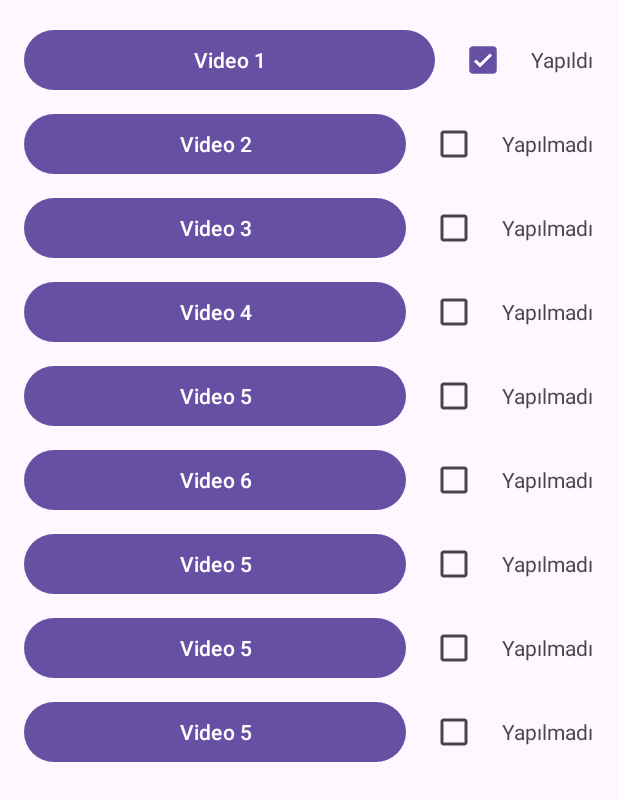
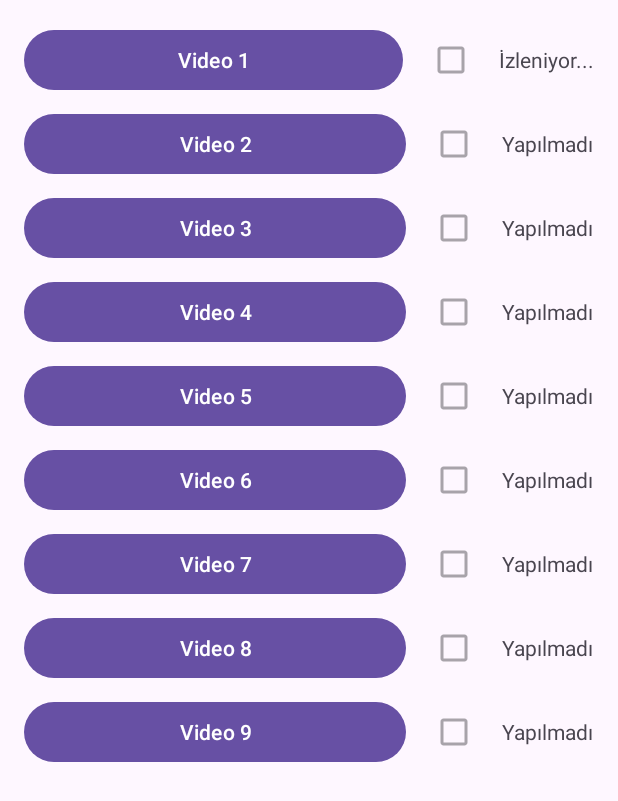
Before and after one commit to laraC003/Kotlin-Uygulama, an Android app: the BacakEgzersizFragment screen opened through its navigation route, after a tap on "Tam ekrandan çık", on a phone screen of 412 x 824 dp. Shown: the top 801 px of the screen. Run offline under Robolectric (Android 15) with nearby library versions, the phone set to English and light mode, and no system bars; our stand-ins replace Firebase (no records; nobody signed in at launch, a user with empty details on screens opened directly); 1 other tap on this screen came first.

Commit message:
Bacak egzersiz videolarının checkbox ile video entegresi tamamlandı.kullanıcıya özel ilerleme aktif edildi.

```diff
--- a/app/src/main/java/com/laracihan/fizyocep/vucutBolgeleri/BacakEgzersizFragment.kt
+++ b/app/src/main/java/com/laracihan/fizyocep/vucutBolgeleri/BacakEgzersizFragment.kt
@@ -3,34 +3,48 @@ package com.laracihan.fizyocep.vucutBolgeleri
 import com.laracihan.fizyocep.R
 import android.net.Uri
 import android.os.Bundle
-import android.widget.MediaController
-import android.widget.VideoView
+import android.os.Handler
+import android.os.Looper
+import android.widget.*
 import androidx.fragment.app.Fragment
 import android.view.LayoutInflater
 import android.view.View
 import android.view.ViewGroup
-import android.widget.Button
-import android.widget.CheckBox
-import android.widget.ImageButton
-import android.widget.ScrollView
-import android.widget.TextView
+import android.content.Context
+import android.content.SharedPreferences
+import com.google.firebase.auth.FirebaseAuth
 
 class BacakEgzersizFragment : Fragment() {
 
     private lateinit var videoView: VideoView
     private lateinit var exitButton: ImageButton
+    private lateinit var scrollView: ScrollView
     private lateinit var mediaController: MediaController
-    private lateinit var scrollView: ScrollView
+
+    private var currentCheckbox: CheckBox? = null
+    private var currentStatusText: TextView? = null
+    private val handler = Handler(Looper.getMainLooper())
+    private var stopRunnable: Runnable? = null
+    private var userId: String? = null
+    private lateinit var sharedPrefs: SharedPreferences
 
     override fun onCreateView(
         inflater: LayoutInflater, container: ViewGroup?,
         savedInstanceState: Bundle?
-    ): View? {
-        return inflater.inflate(R.layout.fragment_bacak_egzersiz, container, false)
-    }
+    ): View? = inflater.inflate(R.layout.fragment_bacak_egzersiz, container, false)
 
     override fun onViewCreated(view: View, savedInstanceState: Bundle?) {
         super.onViewCreated(view, savedInstanceState)
+
+        val firebaseUser = FirebaseAuth.getInstance().currentUser
+        userId = firebaseUser?.uid
+
+        if (userId == null) {
+            Toast.makeText(requireContext(), "Kullanıcı bilgisi alınamadı.", Toast.LENGTH_SHORT).show()
+            return
+        }
+
+        sharedPrefs = requireContext().getSharedPreferences("checkbox_prefs", Context.MODE_PRIVATE)
 
         videoView = view.findViewById(R.id.videoView)
         exitButton = view.findViewById(R.id.btnExitFullscreen)
@@ -40,69 +54,51 @@ class BacakEgzersizFragment : Fragment() {
         mediaController.setAnchorView(videoView)
         videoView.setMediaController(mediaController)
 
-        val buttonsWithVideos = listOf(
-            R.id.btnVideo1 to R.raw.bacak_egzersizi,
-            R.id.btnVideo2 to R.raw.bacak_egzersizi2,
-            R.id.btnVideo3 to R.raw.bacak_egzersizi3,
-            R.id.btnVideo4 to R.raw.bacak_egzersizi4,
-            R.id.btnVideo5 to R.raw.bacak_egzersizi5,
-            R.id.btnVideo6 to R.raw.bacak_egzersizi6,
-            R.id.btnVideo7 to R.raw.bacak_egzersizi7,
-            R.id.btnVideo8 to R.raw.bacak_egzersizi8,
-            R.id.btnVideo9 to R.raw.bacak_egzersizi9
+        // videoMappings: buttonId, Pair(videoResId, durationMs), Triple(checkboxId, statusTextId, index)
+        val videoMappings = listOf(
+            Triple(R.id.btnVideo1, Pair(R.raw.bacak_egzersizi, 30_000), Triple(R.id.checkbox1, R.id.statusText1, 1)),
+            Triple(R.id.btnVideo2, Pair(R.raw.bacak_egzersizi2, 30_000), Triple(R.id.checkbox2, R.id.statusText2, 2)),
+            Triple(R.id.btnVideo3, Pair(R.raw.bacak_egzersizi3, 30_000), Triple(R.id.checkbox3, R.id.statusText3, 3)),
+            Triple(R.id.btnVideo4, Pair(R.raw.bacak_egzersizi4, 30_000), Triple(R.id.checkbox4, R.id.statusText4, 4)),
+            Triple(R.id.btnVideo5, Pair(R.raw.bacak_egzersizi5, 30_000), Triple(R.id.checkbox5, R.id.statusText5, 5)),
+            Triple(R.id.btnVideo6, Pair(R.raw.bacak_egzersizi6, 30_000), Triple(R.id.checkbox6, R.id.statusText6, 6)),
+            Triple(R.id.btnVideo7, Pair(R.raw.bacak_egzersizi7, 30_000), Triple(R.id.checkbox7, R.id.statusText7, 7)),
+            Triple(R.id.btnVideo8, Pair(R.raw.bacak_egzersizi8, 20_000), Triple(R.id.checkbox8, R.id.statusText8, 8)),
+            Triple(R.id.btnVideo9, Pair(R.raw.bacak_egzersizi9, 20_000), Triple(R.id.checkbox9, R.id.statusText9, 9))
         )
 
-        for ((buttonId, videoRes) in buttonsWithVideos) {
-            view.findViewById<Button>(buttonId).setOnClickListener {
-                enterFullscreen()
-                playVideo(videoRes)
-            }
-        }
-        videoView = view.findViewById(R.id.videoView)
-        exitButton = view.findViewById(R.id.btnExitFullscreen)
-        scrollView = view.findViewById(R.id.scrollView)
+        for ((buttonId, videoData, viewData) in videoMappings) {
+            val button = view.findViewById<Button>(buttonId)
+            val (videoResId, durationMs) = videoData
+            val (checkboxId, statusTextId, index) = viewData
 
-        mediaController = MediaController(requireContext())
-        mediaController.setAnchorView(videoView)
-        videoView.setMediaController(mediaController)
+            val checkbox = view.findViewById<CheckBox>(checkboxId)
+            val statusText = view.findViewById<TextView>(statusTextId)
 
-        // Butonlar ve CheckBox'lar arasında ilişkiyi kurma
-        val videoMappings = listOf(
-            Triple(R.id.btnVideo1, R.raw.bacak_egzersizi, Pair(R.id.checkbox1, R.id.statusText1)),
-            Triple(R.id.btnVideo2, R.raw.bacak_egzersizi2, Pair(R.id.checkbox2, R.id.statusText2)),
-            Triple(R.id.btnVideo3, R.raw.bacak_egzersizi3, Pair(R.id.checkbox3, R.id.statusText3)),
-            Triple(R.id.btnVideo4, R.raw.bacak_egzersizi4, Pair(R.id.checkbox4, R.id.statusText4)),
-            Triple(R.id.btnVideo5, R.raw.bacak_egzersizi5, Pair(R.id.checkbox5, R.id.statusText5)),
-            Triple(R.id.btnVideo6, R.raw.bacak_egzersizi6, Pair(R.id.checkbox6, R.id.statusText6)),
-            Triple(R.id.btnVideo7, R.raw.bacak_egzersizi7, Pair(R.id.checkbox7, R.id.statusText7)),
-            Triple(R.id.btnVideo8, R.raw.bacak_egzersizi8, Pair(R.id.checkbox8, R.id.statusText8)),
-            Triple(R.id.btnVideo9, R.raw.bacak_egzersizi9, Pair(R.id.checkbox9, R.id.statusText9)),
+            val key = "${userId}_bacak_done_$index"
+            val isDone = sharedPrefs.getBoolean(key, false)
 
+            // Checkbox ve text durumunu SharedPreferences'den yükle
+            checkbox.isChecked = isDone
+            statusText.text = if (isDone) "Yapıldı" else "Yapılmadı"
+            checkbox.isEnabled = isDone
 
-            )
-
-        for ((buttonId, videoRes, checkboxPair) in videoMappings) {
-            val button = view.findViewById<Button>(buttonId)
-            val checkbox = view.findViewById<CheckBox>(checkboxPair.first)
-            val statusText = view.findViewById<TextView>(checkboxPair.second)
-
-            // Butona tıklanıldığında videoyu oynat ve checkbox'ı işaretle
-            button.setOnClickListener {
-                enterFullscreen()
-                playVideo(videoRes)
-
-                checkbox.isChecked = true
-                statusText.text = "Yapıldı"
+            // Eğer checkbox disabled ise (yani yapılmadıysa) kullanıcı manuel olarak işaretleyemesin
+            checkbox.setOnClickListener {
+                if (!checkbox.isEnabled) checkbox.isChecked = false
             }
 
-            // Checkbox durumu değiştirildiğinde TextView metnini güncelle
-            checkbox.setOnCheckedChangeListener { _, isChecked ->
-                statusText.text = if (isChecked) "Yapıldı" else "Yapılmadı"
+            button.setOnClickListener {
+                currentCheckbox = checkbox
+                currentStatusText = statusText
+
+                checkbox.isChecked = false
+                checkbox.isEnabled = false
+                statusText.text = "İzleniyor..."
+
+                playVideoWithDuration(videoResId, durationMs, key)
+                enterFullscreen()
             }
-        }
-
-        exitButton.setOnClickListener {
-            exitFullscreen()
         }
 
         exitButton.setOnClickListener {
@@ -110,10 +106,39 @@ class BacakEgzersizFragment : Fragment() {
         }
     }
 
-    private fun playVideo(resId: Int) {
-        val videoUri = Uri.parse("android.resource://${requireContext().packageName}/$resId")
-        videoView.setVideoURI(videoUri)
-        videoView.start()
+    private fun playVideoWithDuration(resId: Int, durationMs: Int, key: String) {
+        val uri = Uri.parse("android.resource://${requireContext().packageName}/$resId")
+        videoView.setVideoURI(uri)
+
+        videoView.setOnPreparedListener { mp ->
+            mp.isLooping = true
+            videoView.start()
+        }
+
+        cancelStopRunnable()
+
+        stopRunnable = Runnable {
+            if (videoView.isPlaying) {
+                videoView.pause()
+
+                currentCheckbox?.apply {
+                    isChecked = true
+                    isEnabled = true
+                }
+
+                currentStatusText?.text = "Yapıldı"
+                sharedPrefs.edit().putBoolean(key, true).apply()
+
+                exitFullscreen()
+            }
+        }
+
+        handler.postDelayed(stopRunnable!!, durationMs.toLong())
+    }
+
+    private fun cancelStopRunnable() {
+        stopRunnable?.let { handler.removeCallbacks(it) }
+        stopRunnable = null
     }
 
     private fun enterFullscreen() {
@@ -123,6 +148,7 @@ class BacakEgzersizFragment : Fragment() {
     }
 
     private fun exitFullscreen() {
+        cancelStopRunnable()
         videoView.stopPlayback()
         videoView.visibility = View.GONE
         exitButton.visibility = View.GONE
--- a/app/src/main/res/layout/fragment_bacak_egzersiz.xml
+++ b/app/src/main/res/layout/fragment_bacak_egzersiz.xml
@@ -219,7 +219,7 @@
                     android:layout_width="0dp"
                     android:layout_weight="1"
                     android:layout_height="wrap_content"
-                    android:text="Video 5" />
+                    android:text="Video 7" />
 
                 <CheckBox
                     android:id="@+id/checkbox7"
@@ -246,7 +246,7 @@
                     android:layout_width="0dp"
                     android:layout_weight="1"
                     android:layout_height="wrap_content"
-                    android:text="Video 5" />
+                    android:text="Video 8" />
 
                 <CheckBox
                     android:id="@+id/checkbox8"
@@ -273,7 +273,7 @@
                     android:layout_width="0dp"
                     android:layout_weight="1"
                     android:layout_height="wrap_content"
-                    android:text="Video 5" />
+                    android:text="Video 9" />
 
                 <CheckBox
                     android:id="@+id/checkbox9"
```
